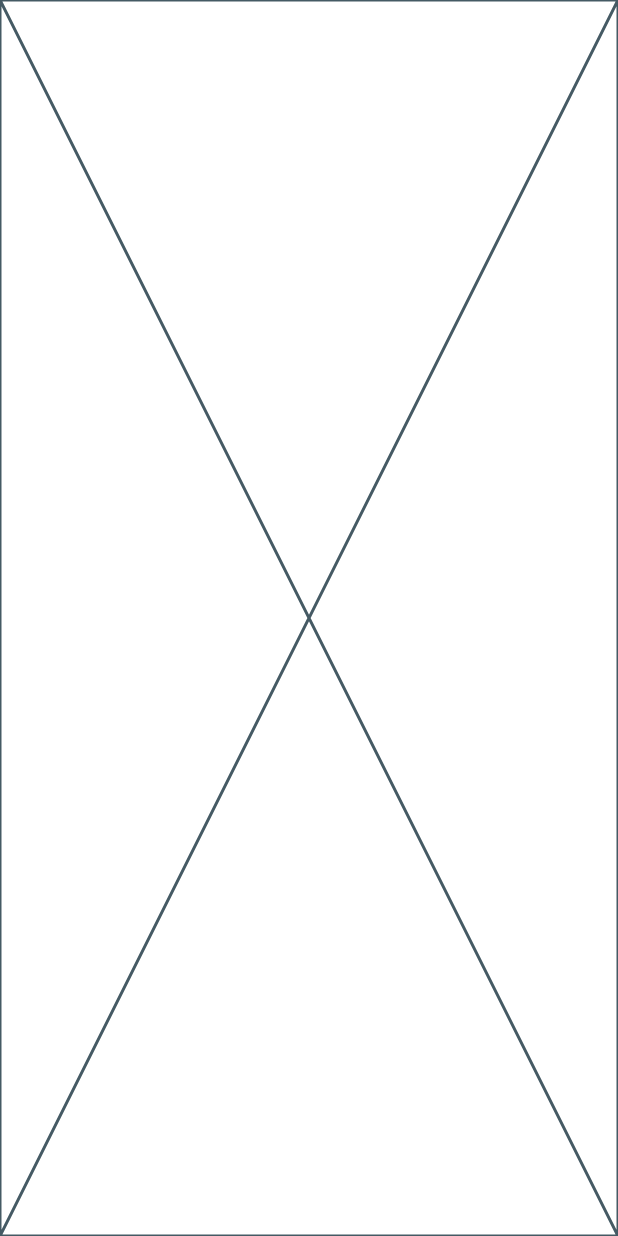
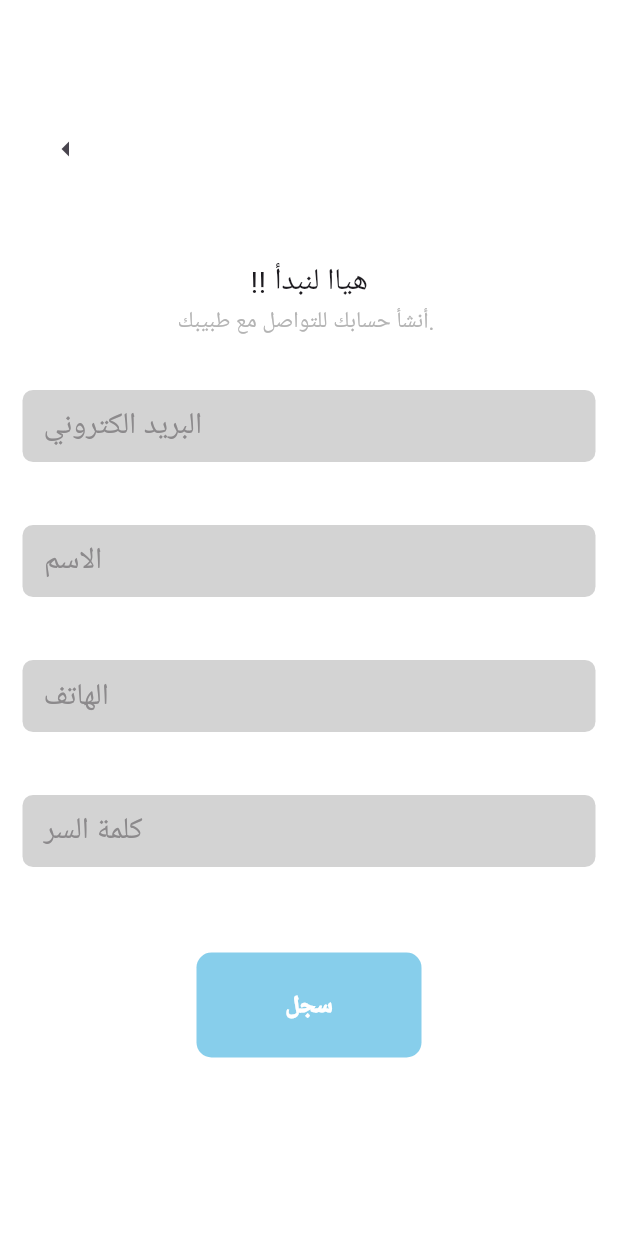
Before and after one commit to Halwaaaa/bookUser, a Flutter app: the screen it shows after launch, on a phone screen of 412 x 824 dp. Run offline on Flutter 3.47's test engine with Material 3 defaults, Android fonts, the phone set to English and light mode, and no system bars; our stand-ins replace awesome_dialog, firebase_auth, firebase_core, flutter_bloc; accounts and stored records are empty; Roboto replaces fonts that are missing (jannah).

Commit message:
finsh ui and sinemail

```diff
--- a/lib/main.dart
+++ b/lib/main.dart
@@ -1,7 +1,15 @@
+import 'package:firebase_core/firebase_core.dart';
 import 'package:flutter/material.dart';
+import 'package:flutter_bloc/flutter_bloc.dart';
 import 'package:user/pages/Auth/sing/Sing.dart';
+import 'package:user/shard/constant/blocBrovide.dart';
+import 'package:user/shard/cubit/AuthSin/cubitAuth.dart';
 
-void main() {
+void main() async {
+  WidgetsFlutterBinding.ensureInitialized();
+  await Firebase.initializeApp();
+  Bloc.observer = MyBlocObserver();
+
   runApp(const MyApp());
 }
 
@@ -11,13 +19,19 @@ class MyApp extends StatelessWidget {
   // This widget is the root of your application.
   @override
   Widget build(BuildContext context) {
-    return MaterialApp(
-      title: 'Flutter Demo',
-      theme: ThemeData(
-        colorScheme: ColorScheme.fromSeed(seedColor: Colors.deepPurple),
-        useMaterial3: true,
+    return MultiBlocProvider(
+      providers: [
+        BlocProvider(create: (context) => AppCubitSin()),
+      ],
+      child: MaterialApp(
+        title: 'Flutter Demo',
+        locale: const Locale('ar'),
+        theme: ThemeData(
+          colorScheme: ColorScheme.fromSeed(seedColor: Colors.deepPurple),
+          useMaterial3: true,
+        ),
+        home: const SingView(),
       ),
-      home: const SingView(),
     );
   }
 }
--- a/lib/pages/Auth/sing/Sing.dart
+++ b/lib/pages/Auth/sing/Sing.dart
@@ -1,10 +1,136 @@
 import 'package:flutter/material.dart';
+import 'package:flutter_bloc/flutter_bloc.dart';
+import 'package:user/shard/commponted/Dafult/DafultBoutton.dart';
+import 'package:user/shard/commponted/Dafult/DafultTextFormFiled.dart';
+import 'package:user/shard/constant/config.dart';
+import 'package:user/shard/cubit/AuthSin/cubitAuth.dart';
+import 'package:user/shard/cubit/AuthSin/stateAuth.dart';
 
 class SingView extends StatelessWidget {
-  const SingView({super.key});
+  const SingView({Key? key}) : super(key: key);
 
   @override
   Widget build(BuildContext context) {
-    return const Placeholder();
+    return BlocConsumer<AppCubitSin, AppStatesSing>(
+      listener: (context, state) {},
+      builder: (context, state) {
+        var cubit = AppCubitSin.get(context);
+        Config config = Config();
+        //  print()
+        return Scaffold(
+          backgroundColor: Colors.white,
+          body: SingleChildScrollView(
+            child: Column(
+              children: [
+                const SizedBox(
+                  height: 75,
+                ),
+                Align(
+                  alignment: Alignment.topLeft,
+                  child: Container(
+                    padding: const EdgeInsets.only(left: 20),
+                    child: IconButton(
+                      icon: const Icon(Icons.arrow_left),
+                      onPressed: () {
+                        Navigator.pop(context);
+                      },
+                    ),
+                  ),
+                ),
+                const SizedBox(
+                  height: 50,
+                ),
+                const Text(
+                  '!! هياا لنبدأ',
+                  style: TextStyle(fontSize: 20, fontFamily: 'jannah'),
+                ),
+                const Text(
+                  'أنشأ حسابك للتواصل مع طبيبك. ',
+                  style: TextStyle(
+                      fontSize: 15,
+                      fontFamily: 'jannah',
+                      color: Color(0xFFb4b4b4)),
+                ),
+                const SizedBox(
+                  height: 20,
+                ),
+                Padding(
+                  padding: const EdgeInsets.all(15.0),
+                  child: Form(
+                    key: cubit.keyform,
+                    child: Column(
+                      crossAxisAlignment: CrossAxisAlignment.end,
+                      children: [
+                        DafulteTextForm(
+                            controller: cubit.EmailControol,
+                            title: "البريد الكتروني",
+                            validator: config.validator),
+                        const SizedBox(
+                          height: 20,
+                        ),
+                        DafulteTextForm(
+                          controller: cubit.NameControol,
+                          title: "الاسم ",
+                          validator: config.validator,
+                        ),
+                        const SizedBox(
+                          height: 20,
+                        ),
+                        DafulteTextForm(
+                          controller: cubit.phoneControol,
+                          title: "الهاتف",
+                          validator: (f) {
+                            if (f!.isEmpty) {
+                              return "الحقل مطلوب";
+                            } else if (double.tryParse(f) == null) {
+                              return 'الرجاء ادخال رقم صالح';
+                            }
+                            return null;
+                          },
+                        ),
+                        const SizedBox(
+                          height: 20,
+                        ),
+                        DafulteTextForm(
+                          controller: cubit.PasswordControol,
+                          title: "كلمة السر ",
+                          validator: config.validator,
+                        ),
+                        const SizedBox(
+                          height: 20,
+                        ),
+                      ],
+                    ),
+                  ),
+                ),
+                Boutton(
+                  hieght: 70,
+                  wdith: 150,
+                  isLoding: cubit.loding,
+                  titil: "سجل",
+                  ontap: () {
+                    cubit.SingWithEmail(context);
+
+                    // if (keyform.currentState!.validate()) {
+                    //   // navigateTo(
+                    //   //     context,
+                    //   //     singtwo(
+                    //   //       ageControlle: ageController.text,
+                    //   //       locationController: locationController.text,
+                    //   //       nameController: nameController.text,
+                    //   //       phoneController: phoneController.text,
+                    //   //     ));
+                    // }
+                  },
+                ),
+                const SizedBox(
+                  height: 40,
+                ),
+              ],
+            ),
+          ),
+        );
+      },
+    );
   }
 }
--- /dev/null
+++ b/lib/shard/commponted/Dafult/DafultBoutton.dart
@@ -0,0 +1,52 @@
+import 'package:flutter/material.dart';
+import 'package:user/shard/constant/config.dart';
+
+class Boutton extends StatelessWidget {
+  Boutton(
+      {super.key,
+      required this.hieght,
+      required this.wdith,
+      required this.titil,
+      this.size,
+      this.fillColor,
+      this.ontap,
+      this.textColor,
+      required this.isLoding});
+
+  final double hieght;
+  final double wdith;
+  final String titil;
+  double? size;
+  Color? fillColor;
+  Color? textColor;
+  final bool isLoding;
+  void Function()? ontap;
+
+  @override
+  Widget build(BuildContext context) {
+    return InkWell(
+      onTap: !isLoding ? ontap : null,
+      child: Container(
+        height: hieght,
+        width: wdith,
+        decoration: BoxDecoration(
+            borderRadius: BorderRadius.circular(10),
+            color: fillColor ?? Config().PrimerColor),
+        child: Center(
+          child: FittedBox(
+            child: !isLoding
+                ? Text(
+                    titil,
+                    maxLines: 1,
+                    style: TextStyle(
+                        color: textColor ?? Colors.white,
+                        fontSize: size ?? 16,
+                        fontWeight: FontWeight.w900),
+                  )
+                : const CircularProgressIndicator(),
+          ),
+        ),
+      ),
+    );
+  }
+}
--- /dev/null
+++ b/lib/shard/commponted/Dafult/DafultTextFormFiled.dart
@@ -0,0 +1,171 @@
+import 'package:flutter/material.dart';
+import 'package:user/shard/constant/config.dart';
+
+class DafulteTextForm extends StatefulWidget {
+  DafulteTextForm(
+      {super.key,
+      required this.title,
+      this.readonly,
+      this.hight,
+      this.SuffIcon,
+      this.validator,
+      this.controller,
+      this.ColorForHindenText,
+      this.borderRadius,
+      this.onTap,
+      this.onChanged,
+      this.borderSidr,
+      this.border,
+      this.prfixIcon});
+
+  Config config = Config();
+
+  TextEditingController? controller;
+  Widget? prfixIcon;
+  Widget? SuffIcon;
+  final String title;
+  void Function(String)? onChanged;
+  Color? ColorForHindenText;
+  BorderSide? borderSidr;
+  InputBorder? border;
+
+  bool? readonly;
+  void Function()? onTap;
+  double? hight;
+  String? Function(String?)? validator;
+
+  BorderRadius? borderRadius;
+
+  @override
+  State<DafulteTextForm> createState() => _DafulteTextFormState();
+}
+
+class _DafulteTextFormState extends State<DafulteTextForm>
+    with SingleTickerProviderStateMixin {
+  late bool isfoucs;
+  late AnimationController controller;
+  late Animation<Color?> colorAnimation;
+  late FocusNode focusNode;
+
+  @override
+  void initState() {
+    // TODO: implement initState
+    super.initState();
+    isfoucs = false;
+    focusNode = FocusNode();
+    controller = AnimationController(
+      vsync: this,
+      duration: const Duration(seconds: 1),
+    );
+    final curvedAnimation = CurvedAnimation(
+      parent: controller,
+      curve: Curves.easeOutBack, // يمكنك تعديل هذا المنحنى حسب الحاجة
+    );
+    colorAnimation = ColorTween(
+      begin: widget.config.colorAppbar3, // اللون الابتدائي
+      end: const Color.fromRGBO(245, 245, 245, 1), // اللون عند التركيز
+    ).animate(curvedAnimation);
+    focusNode.addListener(() {
+      setState(() {
+        isfoucs = focusNode.hasFocus;
+        if (isfoucs) {
+          controller.forward();
+        } else {
+          controller.reverse();
+        }
+      });
+    });
+  }
+
+  @override
+  void dispose() {
+    controller.dispose();
+
+    // TODO: implement dispose
+    super.dispose();
+  }
+
+  @override
+  Widget build(BuildContext context) {
+    bool isDark = Theme.of(context).brightness == Brightness.dark;
+
+    return ConstrainedBox(
+      constraints: const BoxConstraints(
+        maxWidth: 400,
+      ),
+      child: AnimatedBuilder(
+        animation: controller,
+        builder: (context, child) => SizedBox(
+          height: 70,
+          child: TextFormField(
+            focusNode: focusNode,
+
+            onChanged: widget.onChanged,
+            controller: widget.controller,
+            onTap: widget.onTap,
+            validator: widget.validator,
+            readOnly: widget.readonly == null ? false : widget.readonly!,
+            style: const TextStyle(
+                color: Colors.black, fontWeight: FontWeight.w300),
+            //focusNode: FocusNode(),
+            decoration: InputDecoration(
+                fillColor: colorAnimation.value,
+                suffixIcon: widget.SuffIcon,
+                contentPadding:
+                    const EdgeInsets.symmetric(vertical: 5.0, horizontal: 10.0),
+                prefixIcon: widget.prfixIcon,
+                // fillColor: Colors.white,
+                //focusColor: const Color.fromARGB(255, 78, 77, 72),
+                filled: true,
+                hintText: widget.title,
+                hintStyle: TextStyle(
+                    fontWeight: FontWeight.w400,
+                    fontSize: 20,
+                    color: widget.ColorForHindenText ??
+                        (isDark
+                            ? Config().colorTextDark
+                            : const Color.fromRGBO(140, 138, 140, 1))),
+                //      errorBorder: InputBorder.none,
+                focusedErrorBorder: OutlineInputBorder(
+                    borderSide: const BorderSide(color: Colors.black),
+                    borderRadius: widget.borderRadius == null
+                        ? const BorderRadius.all(Radius.circular(7))
+                        : widget.borderRadius!),
+                disabledBorder: OutlineInputBorder(
+                    borderSide: BorderSide.none,
+                    borderRadius: widget.borderRadius == null
+                        ? const BorderRadius.all(Radius.circular(7))
+                        : widget.borderRadius!),
+                errorBorder: OutlineInputBorder(
+                    borderSide:
+                        BorderSide(color: isDark ? Colors.white : Colors.black),
+                    borderRadius: widget.borderRadius == null
+                        ? const BorderRadius.all(Radius.circular(7))
+                        : widget.borderRadius!),
+                enabledBorder: OutlineInputBorder(
+                    borderSide: isDark
+                        ? const BorderSide(color: Colors.white)
+                        : BorderSide.none,
+                    borderRadius: widget.borderRadius == null
+                        ? const BorderRadius.all(Radius.circular(7))
+                        : widget.borderRadius!),
+                focusedBorder: OutlineInputBorder(
+                    borderSide:
+                        BorderSide(color: isDark ? Colors.white : Colors.black),
+                    borderRadius: widget.borderRadius == null
+                        ? const BorderRadius.all(Radius.circular(7))
+                        : widget.borderRadius!),
+                border: widget.border ??
+                    OutlineInputBorder(
+                        borderSide: isDark
+                            ? const BorderSide(color: Colors.black)
+                            : BorderSide.none,
+                        borderRadius: widget.borderRadius == null
+                            ? const BorderRadius.all(Radius.circular(7))
+                            : widget.borderRadius!)),
+          ),
+        ),
+      ),
+    );
+  }
+}
--- a/lib/shard/cubit/AuthSin/stateAuth.dart
+++ b/lib/shard/cubit/AuthSin/stateAuth.dart
@@ -1,3 +1,7 @@
 abstract class AppStatesSing {}
 
 class AppInitialStates extends AppStatesSing {}
+
+class AppLodingTrueStates extends AppStatesSing {}
+
+class AppLodingFalseStates extends AppStatesSing {}
--- a/pubspec.yaml
+++ b/pubspec.yaml
@@ -36,6 +36,9 @@ dependencies:
   # Use with the CupertinoIcons class for iOS style icons.
   cupertino_icons: ^1.0.2
   flutter_bloc: ^8.1.3
+  firebase_core: ^2.24.2
+  firebase_auth: ^4.16.0
+  awesome_dialog: ^3.2.1
 
 dev_dependencies:
   flutter_test:
```
Also changed, not shown: lib/shard/commponted/Dafult/DafiltAwssdailog.dart (added, +56 -0 lines), lib/shard/constant/config.dart (added, +146 -0 lines), lib/shard/cubit/AuthSin/cubitAuth.dart (+98 -1 lines), pubspec.lock, 10 other files.
